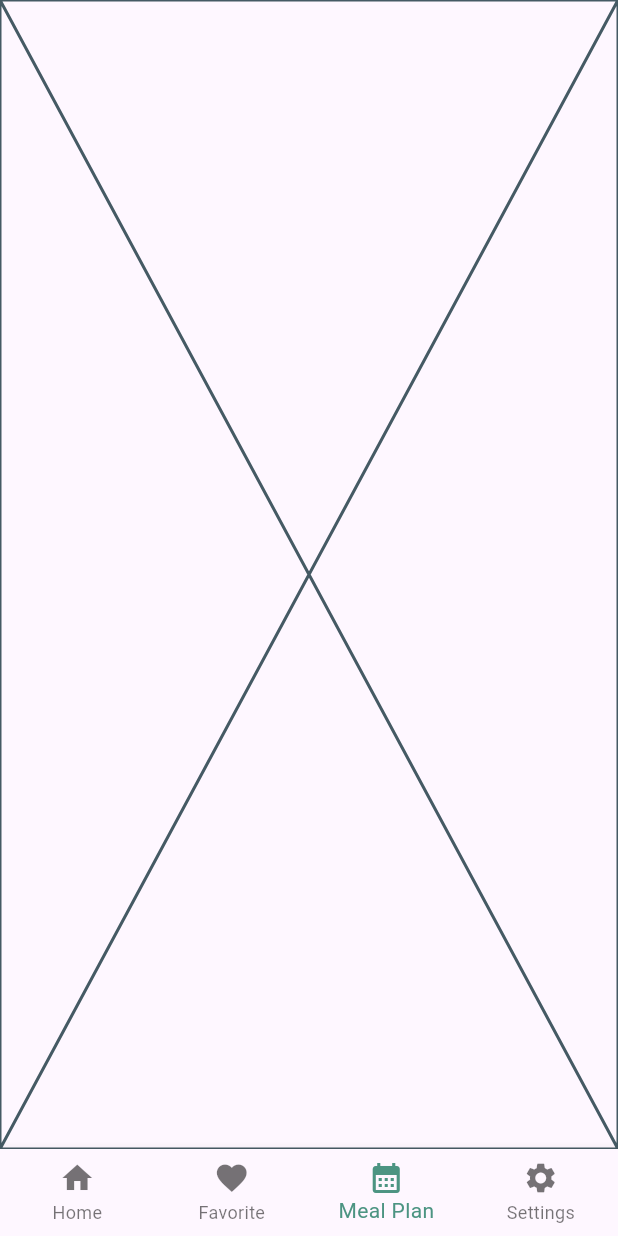
After one commit to AlbinIbraimi/msi_domasno_1, a Flutter app: the HomeWrapper screen opened directly, item 3 of the bottom bar chosen, on a phone screen of 412 x 824 dp. The commit adds this screen. Run offline on Flutter 3.47's test engine with Material 3 defaults, Android fonts, the phone set to English and light mode, and no system bars; our stand-ins replace firebase_auth, firebase_core; accounts and stored records are empty.

Commit message:
Implement bottom navigation

```diff
--- /dev/null
+++ b/lib/screens/favorite/favorite_screen.dart
@@ -0,0 +1,15 @@
+import 'package:flutter/material.dart';
+
+class Favorite extends StatefulWidget {
+  const Favorite({super.key});
+
+  @override
+  State<Favorite> createState() => _FavoriteState();
+}
+
+class _FavoriteState extends State<Favorite> {
+  @override
+  Widget build(BuildContext context) {
+    return const Placeholder();
+  }
+}
--- a/lib/screens/home/home_screen.dart
+++ b/lib/screens/home/home_screen.dart
@@ -1,13 +1,15 @@
 import 'package:flutter/material.dart';
 
-class Home extends StatelessWidget {
+class Home extends StatefulWidget {
   const Home({super.key});
 
   @override
+  State<Home> createState() => _HomeState();
+}
+
+class _HomeState extends State<Home> {
+  @override
   Widget build(BuildContext context) {
-    return Scaffold(
-        body: Scaffold(
-      body: Text("Welcome"),
-    ));
+    return const Placeholder();
   }
 }
--- /dev/null
+++ b/lib/screens/home/home_wrapper.dart
@@ -0,0 +1,31 @@
+import 'package:domasna_1/screens/favorite/favorite_screen.dart';
+import 'package:domasna_1/screens/home/home_screen.dart';
+import 'package:domasna_1/screens/mealPlan/mealPlan_screen.dart';
+import 'package:domasna_1/screens/settings/settings_screen.dart';
+import 'package:domasna_1/widgets/app_bottom_navigation.dart';
+import 'package:flutter/material.dart';
+
+class HomeWrapper extends StatefulWidget {
+  const HomeWrapper({super.key});
+
+  @override
+  State<HomeWrapper> createState() => _HomeState();
+}
+
+class _HomeState extends State<HomeWrapper> {
+  int _selectedIndex = 0;
+
+  void _onItemTapped(int index) {
+    setState(() {
+      _selectedIndex = index;
+    });
+  }
+
+  @override
+  Widget build(BuildContext context) {
+    return Scaffold(
+        bottomNavigationBar: AppBottomNavigation(
+            currentIndex: _selectedIndex, onTap: _onItemTapped),
+        body: [Home(), Favorite(), MealPlan(), Settings()][_selectedIndex]);
+  }
+}
--- /dev/null
+++ b/lib/screens/mealPlan/mealPlan_screen.dart
@@ -0,0 +1,15 @@
+import 'package:flutter/material.dart';
+
+class MealPlan extends StatefulWidget {
+  const MealPlan({super.key});
+
+  @override
+  State<MealPlan> createState() => _MealPlanState();
+}
+
+class _MealPlanState extends State<MealPlan> {
+  @override
+  Widget build(BuildContext context) {
+    return const Placeholder();
+  }
+}
--- /dev/null
+++ b/lib/screens/settings/settings_screen.dart
@@ -0,0 +1,15 @@
+import 'package:flutter/material.dart';
+
+class Settings extends StatefulWidget {
+  const Settings({super.key});
+
+  @override
+  State<Settings> createState() => _SettingsState();
+}
+
+class _SettingsState extends State<Settings> {
+  @override
+  Widget build(BuildContext context) {
+    return const Placeholder();
+  }
+}
--- a/lib/screens/wrapper.dart
+++ b/lib/screens/wrapper.dart
@@ -1,6 +1,6 @@
 import 'package:domasna_1/providers/auth_provider.dart';
 import 'package:domasna_1/screens/authenticate/authenticate_screen.dart';
-import 'package:domasna_1/screens/home/home_screen.dart';
+import 'package:domasna_1/screens/home/home_wrapper.dart';
 import 'package:domasna_1/widgets/my_app_bar.dart';
 import 'package:flutter/material.dart';
 import 'package:provider/provider.dart';
@@ -14,7 +14,8 @@ class Wrapper extends StatelessWidget {
 
     return Scaffold(
       appBar: authService.user == null ? null : MyAppBar(),
-      body: authService.user == null ? const Authenticate() : const Home(),
+      body:
+          authService.user == null ? const Authenticate() : const HomeWrapper(),
     );
   }
 }
--- /dev/null
+++ b/lib/widgets/app_bottom_navigation.dart
@@ -0,0 +1,40 @@
+import 'package:flutter/material.dart';
+
+class AppBottomNavigation extends StatelessWidget {
+  final int currentIndex;
+  final ValueChanged<int> onTap;
+
+  const AppBottomNavigation({
+    super.key,
+    required this.currentIndex,
+    required this.onTap,
+  });
+
+  @override
+  Widget build(BuildContext context) {
+    return BottomNavigationBar(
+      type: BottomNavigationBarType.fixed,
+      items: const <BottomNavigationBarItem>[
+        BottomNavigationBarItem(
+          icon: Icon(Icons.home),
+          label: 'Home',
+        ),
+        BottomNavigationBarItem(
+          icon: Icon(Icons.favorite),
+          label: 'Favorite',
+        ),
+        BottomNavigationBarItem(
+          icon: Icon(Icons.calendar_month),
+          label: 'Meal Plan',
+        ),
+        BottomNavigationBarItem(
+          icon: Icon(Icons.settings),
+          label: 'Settings',
+        ),
+      ],
+      currentIndex: currentIndex,
+      selectedItemColor: Color(0xFF4C9482),
+      onTap: onTap,
+    );
+  }
+}
```
Also changed, not shown: lib/widgets/my_app_bar.dart (+7 -15 lines).
